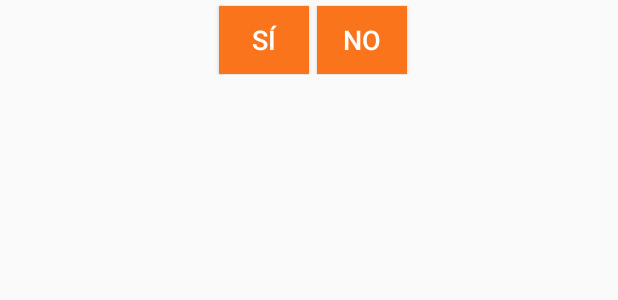
After one commit to edunavarro13/ChatbotTurismo, an Android app: the layout list_item_message_pregunta.xml on its own in the app's theme, with its tools: preview values and no code run, on a phone screen of 412 x 824 dp. The commit adds this screen. Shown: the top 300 px of the screen. Run offline under Robolectric (Android 15) with nearby library versions, the phone set to English and light mode, and no system bars.

Commit message:
Final en oficina de turismo

```diff
--- /dev/null
+++ b/dUAck/app/src/main/res/layout/list_item_message_pregunta.xml
@@ -0,0 +1,35 @@
+<?xml version="1.0" encoding="utf-8"?>
+<RelativeLayout xmlns:android="http://schemas.android.com/apk/res/android"
+    xmlns:app="http://schemas.android.com/apk/res-auto"
+    xmlns:tools="http://schemas.android.com/tools"
+    android:layout_width="match_parent"
+    android:layout_height="50dp">
+
+    <LinearLayout
+        android:layout_width="match_parent"
+        android:layout_height="match_parent"
+        android:layout_marginTop="3dp"
+        android:gravity="center"
+        android:orientation="horizontal">
+
+        <Button
+            android:id="@+id/boton_si"
+            android:layout_width="60dp"
+            android:layout_height="45dp"
+            android:layout_marginHorizontal="5dp"
+            android:background="@color/colorAccent"
+            android:text="Sí"
+            android:textColor="@android:color/background_light"
+            android:textSize="18dp" />
+
+        <Button
+            android:id="@+id/boton_no"
+            android:layout_width="60dp"
+            android:layout_height="45dp"
+            android:background="@color/colorAccent"
+            android:text="No"
+            android:textColor="@android:color/background_light"
+            android:textSize="18dp" />
+    </LinearLayout>
+
+</RelativeLayout>
--- a/dUAck/app/src/main/res/values/strings.xml
+++ b/dUAck/app/src/main/res/values/strings.xml
@@ -9,5 +9,9 @@
     <string name="sin_gps">Si conectas el GPS y me vuelves a preguntar podría decirte la distancia.</string>
     <string name="permisos_gps">Si me das los permisos necesarios comprobaré la distancia con tu ubicación.</string>
     <string name="location_null">¡Vaya! No estoy detectando bien tu ubicación. Intenta salir de la aplicación y volver a entrar con el GPS activado.</string>
+    <string name="fin_chat">¿Quieres realizar alguna otra consulta?</string>
+    <string name="salir">¡Espero haberte ayudado! ¡Hasta la próxima!</string>
+    <string name="nueva_consulta">¡Genial! En ese caso, adelante con tu nueva consuta</string>
+    <string name="error_salir_incorrecto">Pulse uno de los botones naranjas</string>
     <string name="beta_error_nombre">ERROR EN BUSQUEDA NOMBRE</string>
 </resources>
```
Also changed, not shown: dUAck/app/src/main/java/es/ua/eduardo/duack/Adapter/CustomAdapter.java (+37 -6 lines), dUAck/app/src/main/java/es/ua/eduardo/duack/MainActivity.java (+53 -18 lines), dUAck/app/src/main/java/es/ua/eduardo/duack/Models/ChatModel.java (+11 -1 lines), dUAck/app/src/main/java/es/ua/eduardo/duack/Models/DuackModel.java (deleted, +0 -34 lines).
